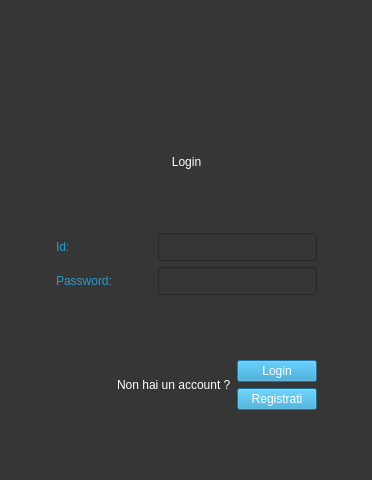
This is Viste/Accesso/GUI/login.ui in GiulianiM/Noleggio as Qt 5 draws it before an edit. The edited form follows.
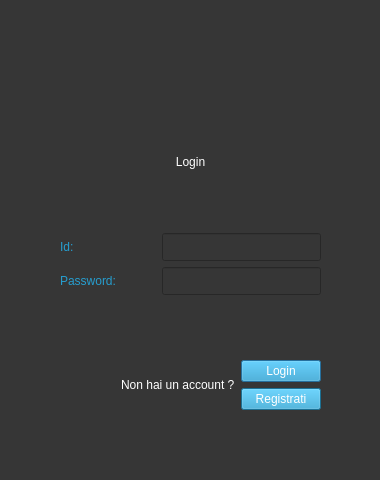
This is the edited form. Icons and pictures are not drawn.

Diff of the .ui file:
```diff
--- a/Viste/Accesso/GUI/login.ui
+++ b/Viste/Accesso/GUI/login.ui
@@ -9,19 +9,19 @@
    <rect>
     <x>0</x>
     <y>0</y>
-    <width>372</width>
+    <width>380</width>
     <height>480</height>
    </rect>
   </property>
   <property name="minimumSize">
    <size>
-    <width>372</width>
+    <width>380</width>
     <height>480</height>
    </size>
   </property>
   <property name="maximumSize">
    <size>
-    <width>372</width>
+    <width>380</width>
     <height>480</height>
    </size>
   </property>
@@ -278,6 +278,11 @@
      </item>
      <item>
       <widget class="QLabel" name="label_5">
+       <property name="font">
+        <font>
+         <pointsize>9</pointsize>
+        </font>
+       </property>
        <property name="styleSheet">
         <string notr="true">font-size:14; color:white
 </string>
@@ -291,6 +296,11 @@
       <layout class="QVBoxLayout" name="verticalLayout_4">
        <item>
         <widget class="QPushButton" name="loginbutton">
+         <property name="font">
+          <font>
+           <pointsize>9</pointsize>
+          </font>
+         </property>
          <property name="styleSheet">
           <string notr="true">color:white;font-size:14; background-color:rgb(38, 157, 206)</string>
          </property>
@@ -301,6 +311,11 @@
        </item>
        <item>
         <widget class="QPushButton" name="createaccbutton">
+         <property name="font">
+          <font>
+           <pointsize>9</pointsize>
+          </font>
+         </property>
          <property name="styleSheet">
           <string notr="true">font-size:14; color:white;background-color:rgb(38, 157, 206)
 </string>
```
